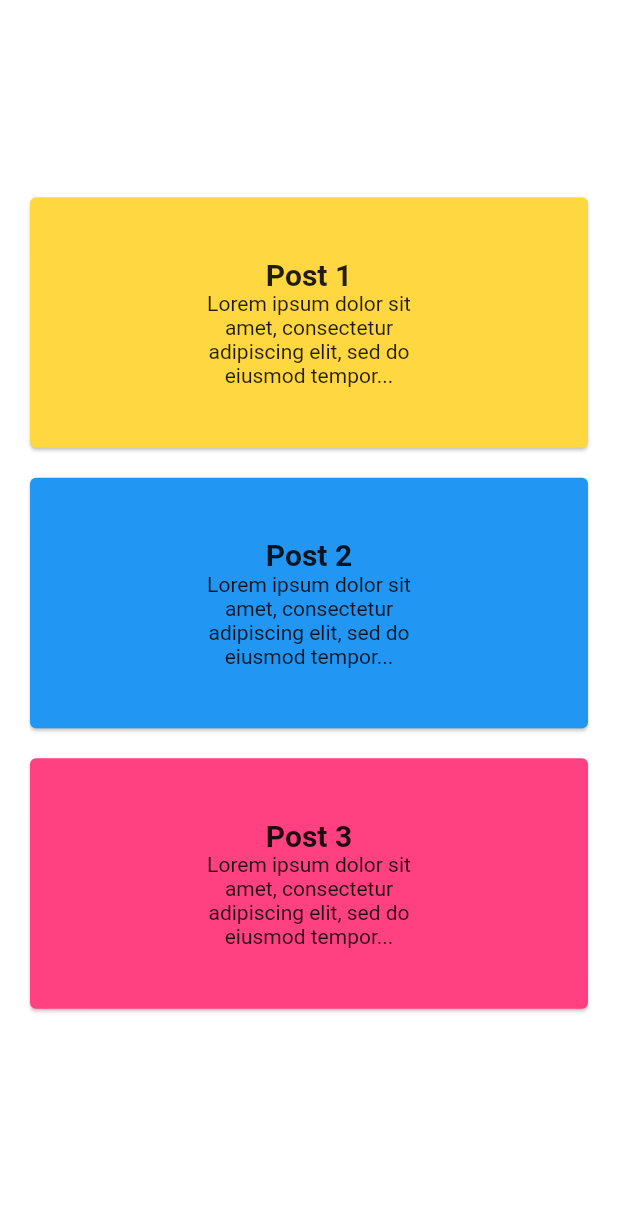
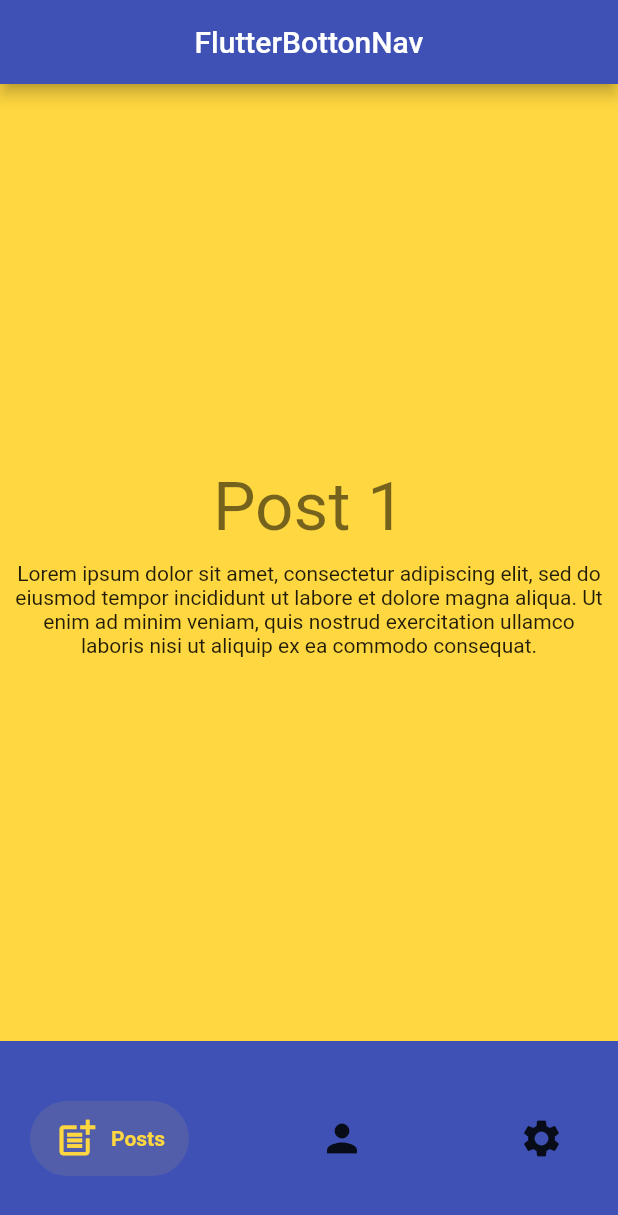
Before and after one commit to Rahul-iOS-ttn/Flutter-test-codes, a Flutter app: the screen it shows after launch, after a tap on "Post 1", on a phone screen of 412 x 824 dp. Shown: the top 1215 px of the screen. Run offline on Flutter 3.47's test engine with Material 2 defaults, Android fonts, the phone set to English and light mode, and no system bars; drawn by our look-alikes of salomon_bottom_bar; our stand-ins replace auto_route.

Commit message:
basic routing

```diff
--- /dev/null
+++ b/auto_route_test_1/lib/bottom_bar_page.dart
@@ -0,0 +1,61 @@
+import 'package:auto_route/auto_route.dart';
+import 'package:flutter/material.dart';
+
+import 'package:flutter_bottom_navigation_with_nested_routing_tutorial/routers/main_router.gr.dart';
+import 'package:salomon_bottom_bar/salomon_bottom_bar.dart';
+
+class BottomBarPage extends StatelessWidget {
+  const BottomBarPage({Key? key}) : super(key: key);
+
+  @override
+  Widget build(BuildContext context) {
+    return AutoTabsScaffold(
+      appBarBuilder: (context, tabsRouter) => AppBar(
+        backgroundColor: Colors.indigo,
+        title: const Text('FlutterBottonNav'),
+        centerTitle: true,
+        leading: const AutoBackButton(),
+      ),
+      backgroundColor: Colors.indigo,
+      routes: const [
+        PostsRouter(),
+        UsersRouter(),
+        SettingsRouter(),
+      ],
+      bottomNavigationBuilder: (context, tabsRouter) => SalomonBottomBar(
+        margin: const EdgeInsets.symmetric(
+          horizontal: 20,
+          vertical: 40,
+        ),
+        currentIndex: tabsRouter.activeIndex,
+        onTap: tabsRouter.setActiveIndex,
+        items: [
+          SalomonBottomBarItem(
+            selectedColor: Colors.amberAccent,
+            icon: const Icon(
+              Icons.post_add,
+              size: 30,
+            ),
+            title: const Text('Posts'),
+          ),
+          SalomonBottomBarItem(
+            selectedColor: Colors.blue[200],
+            icon: const Icon(
+              Icons.person,
+              size: 30,
+            ),
+            title: const Text('Users'),
+          ),
+          SalomonBottomBarItem(
+            selectedColor: Colors.pinkAccent[100],
+            icon: const Icon(
+              Icons.settings,
+              size: 30,
+            ),
+            title: const Text('Settings'),
+          ),
+        ],
+      ),
+    );
+  }
+}
--- a/auto_route_test_1/lib/main.dart
+++ b/auto_route_test_1/lib/main.dart
@@ -1,17 +1,26 @@
 import 'package:flutter/material.dart';
-import 'package:flutter_bottom_navigation_with_nested_routing_tutorial/posts/posts_page.dart';
 
-void main() => runApp(const AppWidget());
+import 'routers/main_router.gr.dart';
+
+void main() => runApp(AppWidget());
 
 class AppWidget extends StatelessWidget {
-  const AppWidget({Key? key}) : super(key: key);
+  AppWidget({Key? key}) : super(key: key);
+
+  final _mainRouter = MainRouter();
 
   @override
   Widget build(BuildContext context) {
-    return MaterialApp(
+    // return MaterialApp(
+    //   debugShowCheckedModeBanner: false,
+    //   title: 'Bottom Nav Bar with Nested Routing',
+    //   home: PostsPage(),
+    // );
+    return MaterialApp.router(
+      routeInformationParser: _mainRouter.defaultRouteParser(),
+      routerDelegate: _mainRouter.delegate(),
       debugShowCheckedModeBanner: false,
-      title: 'Bottom Nav Bar with Nested Routing',
-      home: PostsPage(),
+      title: 'Routing',
     );
   }
 }
--- a/auto_route_test_1/lib/posts/posts_page.dart
+++ b/auto_route_test_1/lib/posts/posts_page.dart
@@ -1,7 +1,9 @@
+import 'package:auto_route/auto_route.dart';
 import 'package:flutter/material.dart';
-import 'package:flutter_bottom_navigation_with_nested_routing_tutorial/data/app_data.dart';
-import 'package:flutter_bottom_navigation_with_nested_routing_tutorial/widgets.dart';
 
+import '../data/app_data.dart';
+import '../routers/main_router.gr.dart';
+import '../widgets.dart';
 
 class PostsPage extends StatelessWidget {
   PostsPage({Key? key}) : super(key: key);
@@ -20,7 +22,11 @@ child: Column(
               PostTile(
                 tileColor: posts[i].color,
                 postTitle: posts[i].title,
-        onTileTap: (){},
+                onTileTap: () {
+                  context.router.push(
+                    SinglePostRoute(postId: posts[i].id),
+                  );
+                },
               ),
           ],
         ),
--- a/auto_route_test_1/lib/posts/single_post_page.dart
+++ b/auto_route_test_1/lib/posts/single_post_page.dart
@@ -1,11 +1,12 @@
 import 'package:flutter/material.dart';
+import 'package:auto_route/auto_route.dart';
 import 'package:flutter_bottom_navigation_with_nested_routing_tutorial/data/app_data.dart';
 
 class SinglePostPage extends StatelessWidget {
   final int postId;
   const SinglePostPage({
     Key? key,
-    required this.postId,
+    @PathParam() required this.postId,
   }) : super(key: key);
 
   @override
--- a/auto_route_test_1/lib/users/user_profile_page.dart
+++ b/auto_route_test_1/lib/users/user_profile_page.dart
@@ -1,4 +1,5 @@
 import 'package:flutter/material.dart';
+import 'package:auto_route/auto_route.dart';
 import 'package:flutter_bottom_navigation_with_nested_routing_tutorial/data/app_data.dart';
 import 'package:flutter_bottom_navigation_with_nested_routing_tutorial/widgets.dart';
 
@@ -6,7 +7,7 @@ class UserProfilePage extends StatelessWidget {
   final int userId;
   const UserProfilePage({
     Key? key,
-    required this.userId,
+    @PathParam() required this.userId,
   }) : super(key: key);
 
   @override
--- a/auto_route_test_1/pubspec.yaml
+++ b/auto_route_test_1/pubspec.yaml
@@ -9,11 +9,15 @@ dependencies:
   flutter:
     sdk: flutter
   cupertino_icons: ^1.0.2
+  auto_route: ^3.2.4
+  salomon_bottom_bar: ^3.2.0
 
 dev_dependencies:
   flutter_test:
     sdk: flutter
 
   flutter_lints: ^1.0.4
+  auto_route_generator: ^3.2.3
+  build_runner: ^2.1.7
 flutter:
   uses-material-design: true
```
Also changed, not shown: auto_route_test_1/lib/routers/main_router.dart (added, +43 -0 lines), auto_route_test_1/lib/users/users_page.dart (+16 -3 lines), auto_route_test_1/lib/routers/main_router.gr.dart (added), auto_route_test_1/pubspec.lock, 1 other file. Lines whose indentation alone changed are shown as unchanged.
